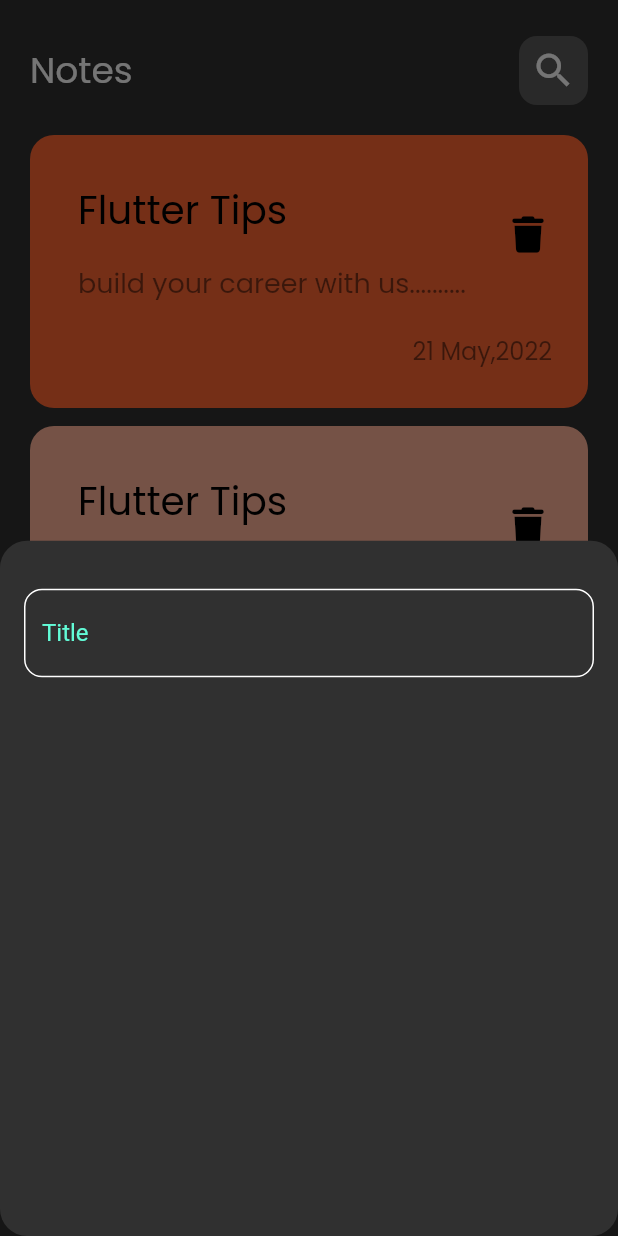
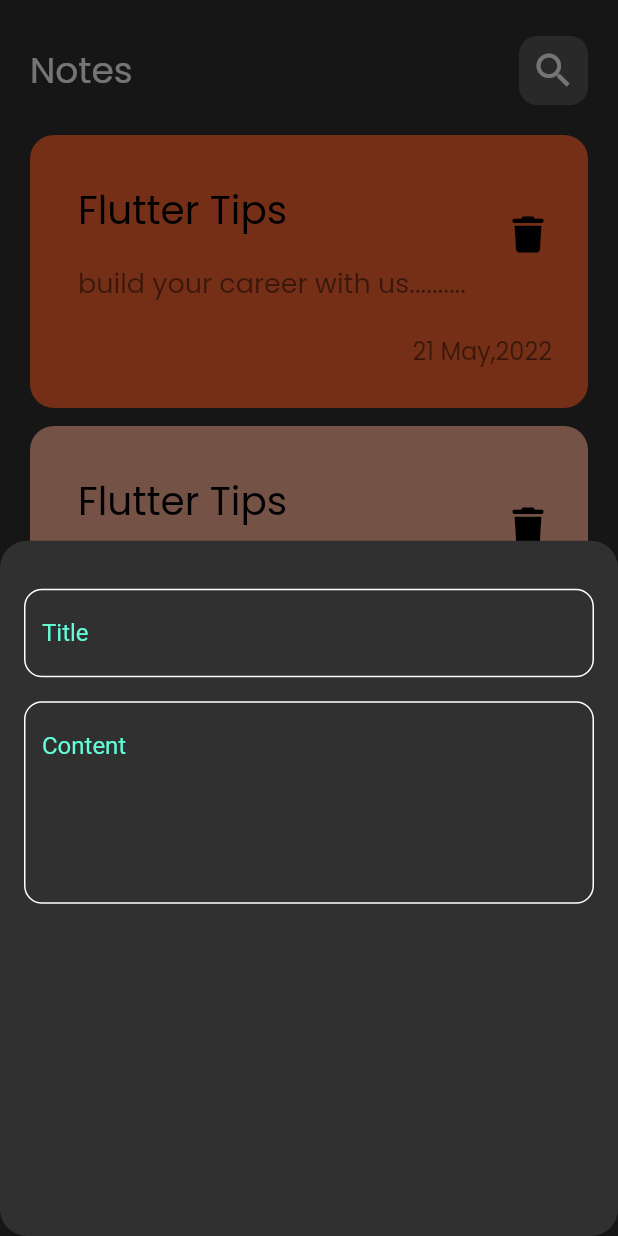
Before and after one commit to abdelrahmanredaelgendy/notes_app, a Flutter app: the screen it shows after launch, after a tap on the "add" icon, on a phone screen of 412 x 824 dp. Run offline on Flutter 3.47's test engine with Material 2 defaults, Android fonts, the phone set to English and light mode, and no system bars; our stand-ins replace font_awesome_flutter, google_fonts; Roboto replaces fonts that are missing (GoogleFonts.poppins).

Commit message:
create custom text field and content

```diff
--- a/lib/views/widgets/add_note_bottom_sheet.dart
+++ b/lib/views/widgets/add_note_bottom_sheet.dart
@@ -1,5 +1,5 @@
 import 'package:flutter/material.dart';
-import 'package:note_app/constants.dart';
+import 'package:note_app/views/widgets/custom_text_field.dart';
 
 class AddNoteBottomSheet extends StatelessWidget {
   const AddNoteBottomSheet({super.key});
@@ -13,43 +13,16 @@ class AddNoteBottomSheet extends StatelessWidget {
           SizedBox(
             height: 32,
           ),
-          CustomTextField(),
+          CustomTextField(hintText: 'Title'),
+          SizedBox(
+            height: 16,
+          ),
+          CustomTextField(
+            hintText: "Content",
+            maxLines: 5,
+          ),
         ],
       ),
     );
   }
 }
-
-class CustomTextField extends StatelessWidget {
-  const CustomTextField({super.key});
-
-  @override
-  Widget build(BuildContext context) {
-    return  TextField(
-      cursorColor: kPrimaryColor,
-
-      decoration: InputDecoration(
-        hintText: 'Title',
-        hintStyle: TextStyle(color: kPrimaryColor),
-        border: const OutlineInputBorder(
-          borderSide: BorderSide(color: Colors.white),
-          borderRadius: BorderRadius.all(
-            Radius.circular(12.0),
-          ),
-        ),
-        enabledBorder:const  OutlineInputBorder(
-          borderSide: BorderSide(color: Colors.white),
-          borderRadius: BorderRadius.all(
-            Radius.circular(12.0),
-          ),
-        ),
-        focusedBorder: OutlineInputBorder(
-          borderSide: BorderSide(color: kPrimaryColor),
-          borderRadius:const  BorderRadius.all(
-            Radius.circular(12.0),
-          ),
-        ),
-      ),
-    );
-  }
-}
--- /dev/null
+++ b/lib/views/widgets/custom_text_field.dart
@@ -0,0 +1,39 @@
+import 'package:flutter/material.dart';
+import 'package:note_app/constants.dart';
+
+class CustomTextField extends StatelessWidget {
+  const CustomTextField({super.key, required this.hintText, this.maxLines = 1});
+
+  final String hintText;
+  final int maxLines;
+
+  @override
+  Widget build(BuildContext context) {
+    return TextField(
+      cursorColor: kPrimaryColor,
+      maxLines: maxLines,
+      decoration: InputDecoration(
+        hintText: hintText,
+        hintStyle: TextStyle(color: kPrimaryColor),
+        border: const OutlineInputBorder(
+          borderSide: BorderSide(color: Colors.white),
+          borderRadius: BorderRadius.all(
+            Radius.circular(12.0),
+          ),
+        ),
+        enabledBorder: const OutlineInputBorder(
+          borderSide: BorderSide(color: Colors.white),
+          borderRadius: BorderRadius.all(
+            Radius.circular(12.0),
+          ),
+        ),
+        focusedBorder: OutlineInputBorder(
+          borderSide: BorderSide(color: kPrimaryColor),
+          borderRadius: const BorderRadius.all(
+            Radius.circular(12.0),
+          ),
+        ),
+      ),
+    );
+  }
+}
```
